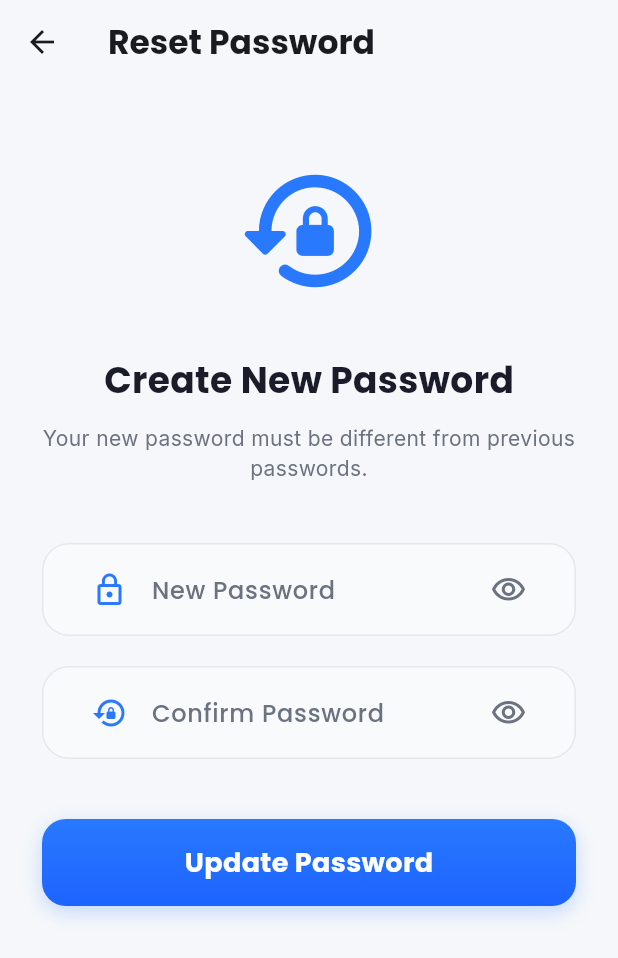
After one commit to awaist618/DigiKhata-Pro, a Flutter app: the ResetPasswordScreen screen opened directly, on a phone screen of 412 x 824 dp. The commit adds this screen. Shown: the top 958 px of the screen. Run offline on Flutter 3.47's test engine with Material 3 defaults, Android fonts, the phone set to English and light mode, and no system bars; our stand-ins replace connectivity_plus, drift, easy_localization, firebase_core, firebase_messaging, fl_chart and 16 more; missing offline and left inert: excel, mobile_scanner, workmanager; accounts and stored records are empty; generated files the repository leaves out were written again; network calls fail; statements that could not run were skipped.

Commit message:
feat: implement offline-first dashboard, biometric auth, and password reset flow

```diff
--- a/lib/core/services/supabase_service.dart
+++ b/lib/core/services/supabase_service.dart
@@ -83,8 +83,8 @@ class SupabaseService {
     } catch (_) {}
   }
 
-  Future<void> resetPassword(String email) async {
-    await _client.auth.resetPasswordForEmail(email);
+  Future<void> resetPassword(String email, {String? redirectTo}) async {
+    await _client.auth.resetPasswordForEmail(email, redirectTo: redirectTo);
   }
 
   Future<void> resetPasswordViaPhone(String phone) async {
--- a/lib/features/auth/presentation/forgot_password/forgot_password_screen.dart
+++ b/lib/features/auth/presentation/forgot_password/forgot_password_screen.dart
@@ -69,7 +69,10 @@ class _ForgotPasswordScreenState extends ConsumerState<ForgotPasswordScreen> wit
         final isEmail = RegExp(r'^[\w-\.]+@([\w-]+\.)+[\w-]{2,4}$').hasMatch(contact);
 
         if (isEmail) {
-          await supabaseService.resetPassword(contact);
+          await supabaseService.resetPassword(
+            contact,
+            redirectTo: 'io.supabase.flutter.khataplus://reset-callback',
+          );
           if (mounted) {
             setState(() => _isLoading = false);
             _showSuccessDialog();
--- /dev/null
+++ b/lib/features/auth/presentation/reset_password/reset_password_screen.dart
@@ -0,0 +1,164 @@
+import 'package:flutter/material.dart';
+import 'package:flutter_riverpod/flutter_riverpod.dart';
+import 'package:google_fonts/google_fonts.dart';
+import 'package:khataplus/core/theme/app_colors.dart';
+import 'package:khataplus/core/services/supabase_service.dart';
+import 'package:khataplus/features/auth/presentation/login/widgets/custom_text_field.dart';
+import 'package:khataplus/features/auth/presentation/login/widgets/primary_button.dart';
+import 'package:easy_localization/easy_localization.dart';
+import 'package:supabase_flutter/supabase_flutter.dart';
+
+class ResetPasswordScreen extends ConsumerStatefulWidget {
+  const ResetPasswordScreen({super.key});
+
+  @override
+  ConsumerState<ResetPasswordScreen> createState() => _ResetPasswordScreenState();
+}
+
+class _ResetPasswordScreenState extends ConsumerState<ResetPasswordScreen> {
+  final _formKey = GlobalKey<FormState>();
+  final _passwordController = TextEditingController();
+  final _confirmController = TextEditingController();
+  bool _isLoading = false;
+
+  @override
+  void dispose() {
+    _passwordController.dispose();
+    _confirmController.dispose();
+    super.dispose();
+  }
+
+  void _handleReset() async {
+    if (_formKey.currentState!.validate()) {
+      setState(() => _isLoading = true);
+      try {
+        await ref.read(supabaseServiceProvider).client.auth.updateUser(
+          UserAttributes(password: _passwordController.text.trim()),
+        );
+
+        if (mounted) {
+          _showSuccessDialog();
+        }
+      } catch (e) {
+        if (mounted) {
+          ScaffoldMessenger.of(context).showSnackBar(
+            SnackBar(content: Text('Error: $e'), backgroundColor: AppColors.error),
+          );
+        }
+      } finally {
+        if (mounted) setState(() => _isLoading = false);
+      }
+    }
+  }
+
+  void _showSuccessDialog() {
+    showDialog(
+      context: context,
+      barrierDismissible: false,
+      builder: (context) => AlertDialog(
+        shape: RoundedRectangleBorder(borderRadius: BorderRadius.circular(24)),
+        title: Column(
+          children: [
+            const Icon(Icons.check_circle_outline, color: AppColors.success, size: 64),
+            const SizedBox(height: 16),
+            Text(
+              'Success!',
+              style: GoogleFonts.poppins(fontWeight: FontWeight.bold),
+            ),
+          ],
+        ),
+        content: const Text(
+          'Your password has been updated successfully. Please login with your new password.',
+          textAlign: TextAlign.center,
+        ),
+        actions: [
+          Center(
+            child: TextButton(
+              onPressed: () {
+                Navigator.of(context).pop(); // Close dialog
+                Navigator.of(context).popUntil((route) => route.isFirst);
+              },
+              child: Text(
+                'Back to Login',
+                style: GoogleFonts.inter(
+                  color: AppColors.primaryBlue,
+                  fontWeight: FontWeight.bold,
+                  fontSize: 16,
+                ),
+              ),
+            ),
+          ),
+        ],
+      ),
+    );
+  }
+
+  @override
+  Widget build(BuildContext context) {
+    final isDarkMode = Theme.of(context).brightness == Brightness.dark;
+
+    return Scaffold(
+      backgroundColor: isDarkMode ? AppColors.backgroundDark : AppColors.background,
+      appBar: AppBar(
+        title: Text('Reset Password', style: GoogleFonts.poppins(fontWeight: FontWeight.bold)),
+        backgroundColor: Colors.transparent,
+        elevation: 0,
+      ),
+      body: SingleChildScrollView(
+        padding: const EdgeInsets.all(28),
+        child: Form(
+          key: _formKey,
+          child: Column(
+            children: [
+              const SizedBox(height: 20),
+              Icon(Icons.lock_reset_rounded, size: 100, color: AppColors.primaryBlue),
+              const SizedBox(height: 32),
+              Text(
+                'Create New Password',
+                style: GoogleFonts.poppins(
+                  fontSize: 24,
+                  fontWeight: FontWeight.bold,
+                  color: isDarkMode ? Colors.white : AppColors.textPrimary,
+                ),
+              ),
+              const SizedBox(height: 12),
+              Text(
+                'Your new password must be different from previous passwords.',
+                textAlign: TextAlign.center,
+                style: GoogleFonts.inter(
+                  color: isDarkMode ? Colors.white70 : AppColors.textSecondary,
+                ),
+              ),
+              const SizedBox(height: 40),
+              CustomTextField(
+                hintText: 'new_password'.tr(),
+                prefixIcon: Icons.lock_outline,
+                isPassword: true,
+                controller: _passwordController,
+                validator: (val) => (val == null || val.length < 6) ? 'Minimum 6 characters' : null,
+              ),
+              const SizedBox(height: 20),
+              CustomTextField(
+                hintText: 'confirm_password'.tr(),
+                prefixIcon: Icons.lock_reset,
+                isPassword: true,
+                controller: _confirmController,
+                validator: (val) {
+                  if (val != _passwordController.text) return 'Passwords do not match';
+                  return null;
+                },
+              ),
+              const SizedBox(height: 40),
+              _isLoading
+                  ? const CircularProgressIndicator()
+                  : PrimaryButton(
+                      text: 'Update Password',
+                      onPressed: _handleReset,
+                    ),
+            ],
+          ),
+        ),
+      ),
+    );
+  }
+}
--- a/lib/main.dart
+++ b/lib/main.dart
@@ -16,6 +16,7 @@ import 'core/services/notification_service.dart';
 import 'package:workmanager/workmanager.dart';
 import 'core/database/app_database.dart';
 import 'core/services/sync_service.dart';
+import 'features/auth/presentation/reset_password/reset_password_screen.dart';
 
 @pragma('vm:entry-point')
 Future<void> _firebaseMessagingBackgroundHandler(RemoteMessage message) async {
@@ -36,7 +37,10 @@ void callbackDispatcher() {
       final supabaseKey = dotenv.env['SUPABASE_ANON_KEY'];
       if (supabaseUrl == null || supabaseKey == null) return false;
 
-      await Supabase.initialize(url: supabaseUrl, anonKey: supabaseKey);
+      await Supabase.initialize(
+        url: supabaseUrl,
+        anonKey: supabaseKey,
+      );
 
       // 3. Initialize DB and Sync Service
       final db = AppDatabase();
@@ -53,6 +57,8 @@ void callbackDispatcher() {
     }
   });
 }
+
+final navigatorKey = GlobalKey<NavigatorState>();
 
 void main() async {
   WidgetsFlutterBinding.ensureInitialized();
@@ -99,13 +105,35 @@ void main() async {
   );
 }
 
-class AppStartupWidget extends ConsumerWidget {
+class AppStartupWidget extends ConsumerStatefulWidget {
   const AppStartupWidget({super.key});
 
   @override
-  Widget build(BuildContext context, WidgetRef ref) {
+  ConsumerState<AppStartupWidget> createState() => _AppStartupWidgetState();
+}
+
+class _AppStartupWidgetState extends ConsumerState<AppStartupWidget> {
+  @override
+  void initState() {
+    super.initState();
     // Initialize Notification Service
-    ref.read(notificationServiceProvider).initialize();
+    WidgetsBinding.instance.addPostFrameCallback((_) {
+      ref.read(notificationServiceProvider).initialize();
+
+      // Supabase Auth Listener for Deep Linking (Reset Password)
+      Supabase.instance.client.auth.onAuthStateChange.listen((data) {
+        final AuthChangeEvent event = data.event;
+        if (event == AuthChangeEvent.passwordRecovery) {
+          navigatorKey.currentState?.push(
+            MaterialPageRoute(builder: (_) => const ResetPasswordScreen()),
+          );
+        }
+      });
+    });
+  }
+
+  @override
+  Widget build(BuildContext context) {
     return const MyApp();
   }
 }
@@ -119,6 +147,7 @@ class MyApp extends ConsumerWidget {
     final isDarkMode = settings.isDarkMode;
 
     return MaterialApp(
+      navigatorKey: navigatorKey,
       title: 'DigiKhata Pro',
       localizationsDelegates: context.localizationDelegates,
       supportedLocales: context.supportedLocales,
```
Also changed, not shown: lib/features/dashboard/presentation/widgets/dashboard_header.dart (+22 -2 lines), 1 other file.
